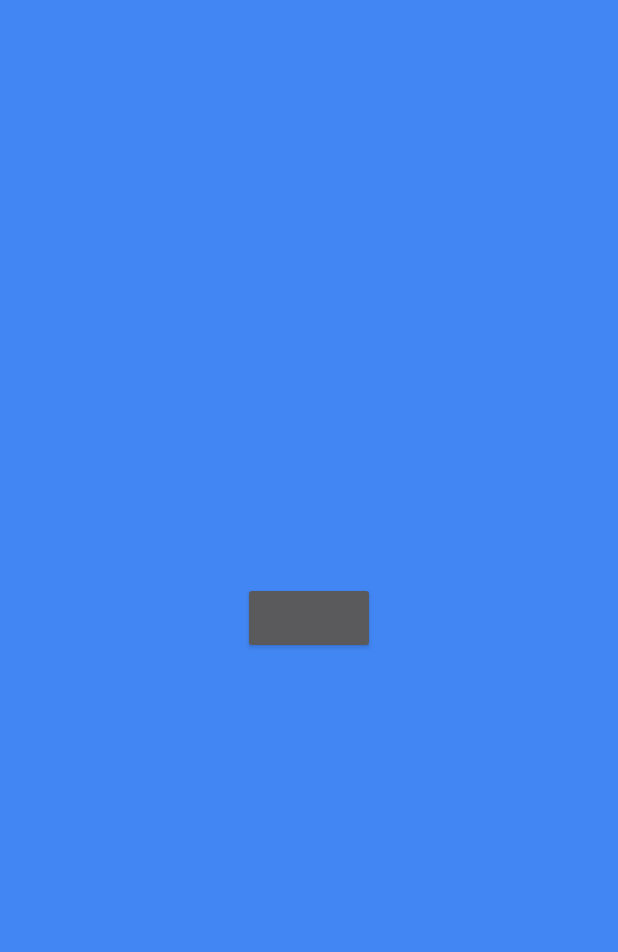
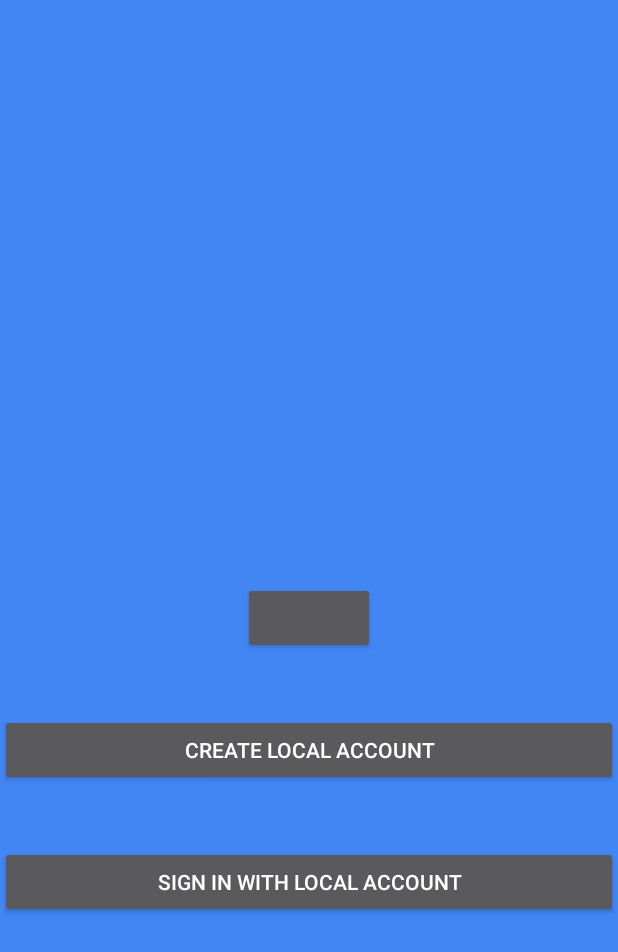
Before and after one commit to teofilp/InSight, an Android app: the screen it shows after launch (MainActivity), on a phone screen of 412 x 824 dp. Shown: the top 952 px of the screen. Run offline under Robolectric (Android 15) with nearby library versions, the phone set to English and light mode, and no system bars; our stand-ins replace Firebase (no records; nobody signed in at launch, a user with empty details on screens opened directly); libraries missing offline, so code that uses them is left out: com.facebook, com.facebook.login; plain views replace LoginButton; 4 statements that could not run were skipped.

Commit message:
Merge branch 'localAccountRegister' into userClass
# Conflicts:
#	.idea/caches/build_file_checksums.ser
#	app/src/main/java/com/racoders/racodersproject/loggedInUser.java

```diff
--- a/app/src/main/AndroidManifest.xml
+++ b/app/src/main/AndroidManifest.xml
@@ -23,7 +23,9 @@
             android:name="com.facebook.sdk.ApplicationId"
             android:value="@string/facebook_app_id" />
 
-        <activity android:name=".loggedInUser"></activity>
+        <activity android:name=".loggedInUser" />
+        <activity android:name=".localRegisterActivity" />
+        <activity android:name=".localSignInActivity"></activity>
     </application>
 
 </manifest>
--- a/app/src/main/java/com/racoders/racodersproject/loggedInUser.java
+++ b/app/src/main/java/com/racoders/racodersproject/loggedInUser.java
@@ -66,6 +66,7 @@ public class loggedInUser extends AppCompatActivity {
                             if (databaseError == null) {
                                 Toast.makeText(loggedInUser.this, "Successfully updated info", Toast.LENGTH_SHORT).show();
                                 setCurrentUserInfo();
+                                profileImage.setProfileId(currentUser.getSocialID());
                                 updateUI(currentUser.getDisplayName(), currentUser.getEmail(), currentUser.getSocialID());
 
                             }else{
--- a/app/src/main/res/layout/activity_main.xml
+++ b/app/src/main/res/layout/activity_main.xml
@@ -15,5 +15,24 @@
         android:layout_centerVertical="true">
     </com.facebook.login.widget.LoginButton>
 
+    <Button
+        android:layout_width="match_parent"
+        android:layout_height="wrap_content"
+        android:id="@+id/registerButton"
+        android:text="Create local account"
+        android:layout_below="@+id/fb_login_id"
+        android:layout_marginTop="40dp"
+        android:layout_centerHorizontal="true"
+        android:layout_centerVertical="true"
+        android:onClick="toLocalRegister"/>
+    <Button
+        android:layout_width="match_parent"
+        android:layout_height="wrap_content"
+        android:layout_below="@+id/registerButton"
+        android:layout_centerHorizontal="true"
+        android:layout_marginTop="40dp"
+        android:text="Sign in with local account"
+        android:onClick="toLocalSignIn"/>
+
 
 </RelativeLayout>
```
Also changed, not shown: app/src/main/java/com/racoders/racodersproject/MainActivity.java (+6 -1 lines), app/src/main/java/com/racoders/racodersproject/localRegisterActivity.java (added, +13 -0 lines), app/src/main/java/com/racoders/racodersproject/localSignInActivity.java (added, +13 -0 lines), app/src/main/res/layout/activity_local_register.xml (added, +50 -0 lines), app/src/main/res/layout/activity_local_sign_in.xml (added, +9 -0 lines).
